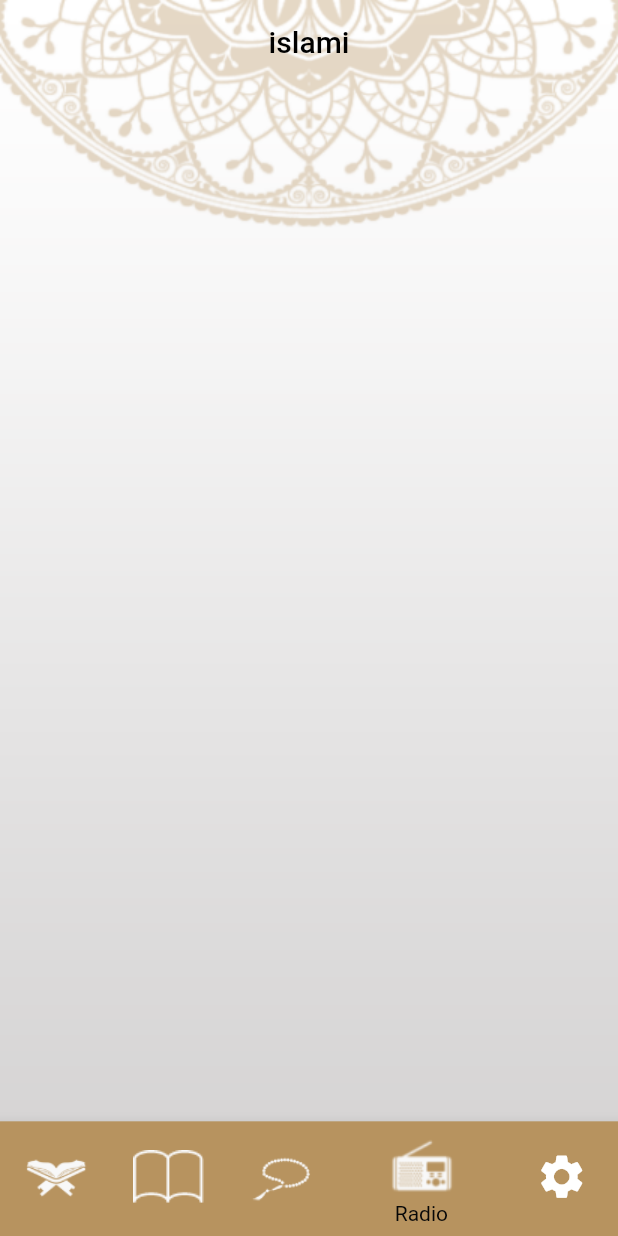
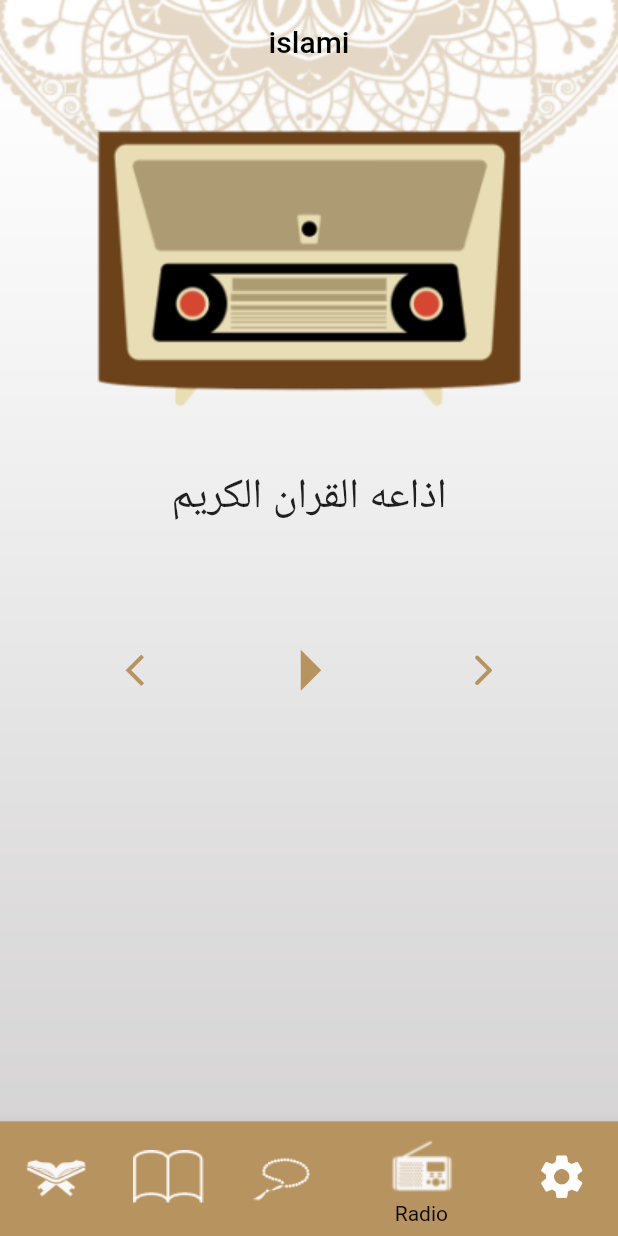
Before and after one commit to esraa65/islamiapp2.0, a Flutter app: the screen it shows after launch, item 4 of the bottom bar chosen, on a phone screen of 412 x 824 dp. Run offline on Flutter 3.47's test engine with Material 2 defaults, Android fonts, the phone set to English and light mode, and no system bars; generated files the repository leaves out were written again.

Commit message:
added radio ui tab

```diff
--- a/lib/Model/Tabs_data.dart
+++ b/lib/Model/Tabs_data.dart
@@ -1,6 +1,6 @@
 import 'package:flutter/material.dart';
 import 'package:islamii_app/View/Screen/Hadeth/Hadeath-tap.dart';
-import 'package:islamii_app/View/Screen/Radio-tap.dart';
+import 'package:islamii_app/View/Screen/radio/Radio-tap.dart';
 import 'package:islamii_app/View/Screen/quran/Quran-tap.dart';
 import 'package:islamii_app/View/Screen/sebha/Sebha-tap.dart';
 import 'package:islamii_app/View/Screen/settings/settings_tab.dart';
--- a/lib/View/Screen/Radio-tap.dart
+++ /dev/null
@@ -1,8 +0,0 @@
-import 'package:flutter/material.dart';
-
-class RadioTap extends StatelessWidget {
-  @override
-  Widget build(BuildContext context) {
-    return Container();
-  }
-}
--- /dev/null
+++ b/lib/View/Screen/radio/Radio-tap.dart
@@ -0,0 +1,38 @@
+import 'package:flutter/material.dart';
+
+class RadioTap extends StatelessWidget {
+  @override
+  Widget build(BuildContext context) {
+    return Container(
+      margin: EdgeInsets.only(top: 12),
+      child: Column(
+        children: [
+          Image.asset('assets/images/radio_fm.png'),
+          Padding(
+            padding: const EdgeInsets.all(22.0),
+            child: Text(
+              'اذاعه القران الكريم',
+              style: TextStyle(fontSize: 28),
+            ),
+          ),
+          Padding(
+            padding: const EdgeInsets.all(42.0),
+            child: Row(
+              mainAxisAlignment: MainAxisAlignment.spaceAround,
+              children: [
+                Icon(
+                  Icons.arrow_back_ios_new,
+                  size: 25,
+                  color: Color(0xffB7935F),
+                ),
+                Icon(Icons.arrow_right, size: 65, color: Color(0xffB7935F)),
+                Icon(Icons.arrow_forward_ios_rounded,
+                    size: 25, color: Color(0xffB7935F))
+              ],
+            ),
+          ),
+        ],
+      ),
+    );
+  }
+}
--- a/lib/View/Screen/sebha/Sebha-tap.dart
+++ b/lib/View/Screen/sebha/Sebha-tap.dart
@@ -41,8 +41,8 @@ class _SebhaTapState extends State<SebhaTap> {
           Padding(
             padding: const EdgeInsets.all(8.0),
             child: Text(
-              'add eltasbeh',
-              style: TextStyle(fontSize: 18),
+              'عدد التسبيحات',
+              style: TextStyle(fontSize: 28),
             ),
           ),
           Container(
```
Also changed, not shown: assets/images/2.0x/radio_fm@2x.png (added), assets/images/3.0x/radio_fm@3x.png (added), assets/images/radio_fm.png (added).
